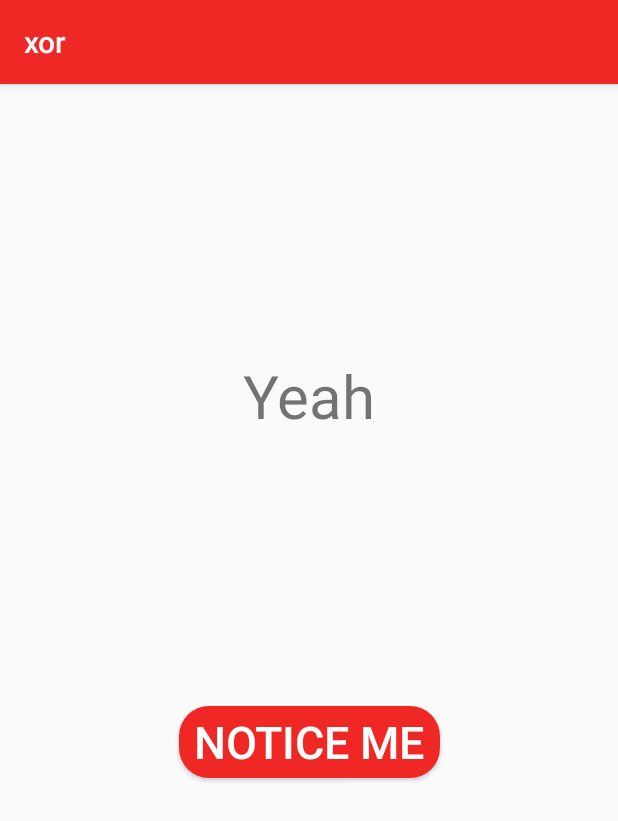
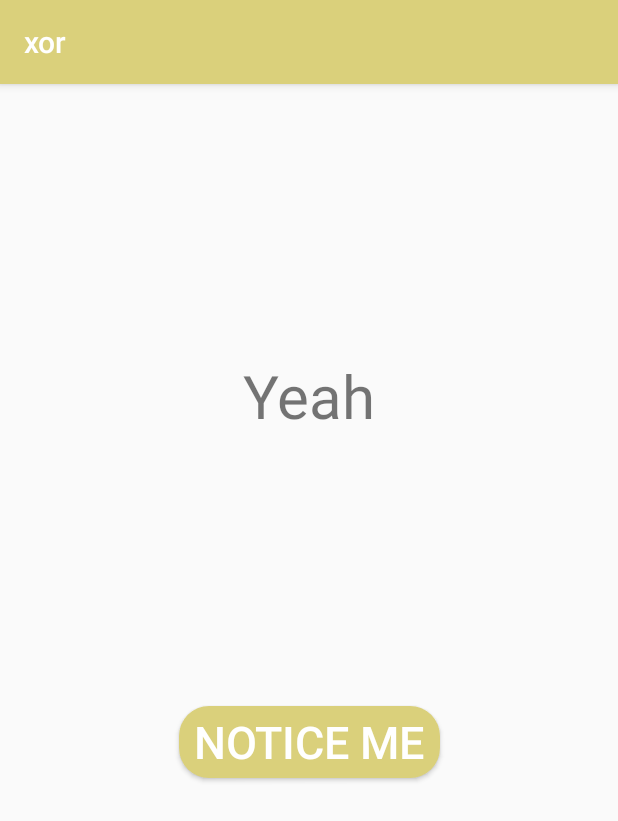
Before and after one commit to ftelnov/flowless, an Android app: the screen it shows after launch (MainActivity), on a phone screen of 412 x 824 dp. Shown: the top 821 px of the screen. Run offline under Robolectric (Android 15) with nearby library versions, the phone set to English and light mode, and no system bars.

Commit message:
Tupa flexshu

```diff
--- a/app/src/main/AndroidManifest.xml
+++ b/app/src/main/AndroidManifest.xml
@@ -9,7 +9,8 @@
         android:roundIcon="@mipmap/ic_launcher_round"
         android:supportsRtl="true"
         android:theme="@style/AppTheme">
-        <activity android:name=".MainActivity">
+        <activity android:name=".MainActivity"
+            android:theme="@style/MyTheme">
             <intent-filter>
                 <action android:name="android.intent.action.MAIN" />
 
--- a/app/src/main/res/values/colors.xml
+++ b/app/src/main/res/values/colors.xml
@@ -1,7 +1,7 @@
 <?xml version="1.0" encoding="utf-8"?>
 <resources>
-    <color name="colorPrimary">#f02825</color>
-    <color name="colorPrimaryDark">#e12a27</color>
-    <color name="colorAccent">#D81B60</color>
+    <color name="colorPrimary">#dad07b</color>
+    <color name="colorPrimaryDark">#e0e92d</color>
+    <color name="colorAccent">#64eb9e</color>
     <color name="white">#FFFFFF</color>
 </resources>
--- a/app/src/main/res/values/styles.xml
+++ b/app/src/main/res/values/styles.xml
@@ -12,4 +12,8 @@
         <item name="android:background">@drawable/button</item>
     </style>
 
+    <style name="MyTheme" parent="AppTheme" >
+        <item name="colorPrimaryDark">@color/colorAccent</item>
+    </style>
+
 </resources>
```
